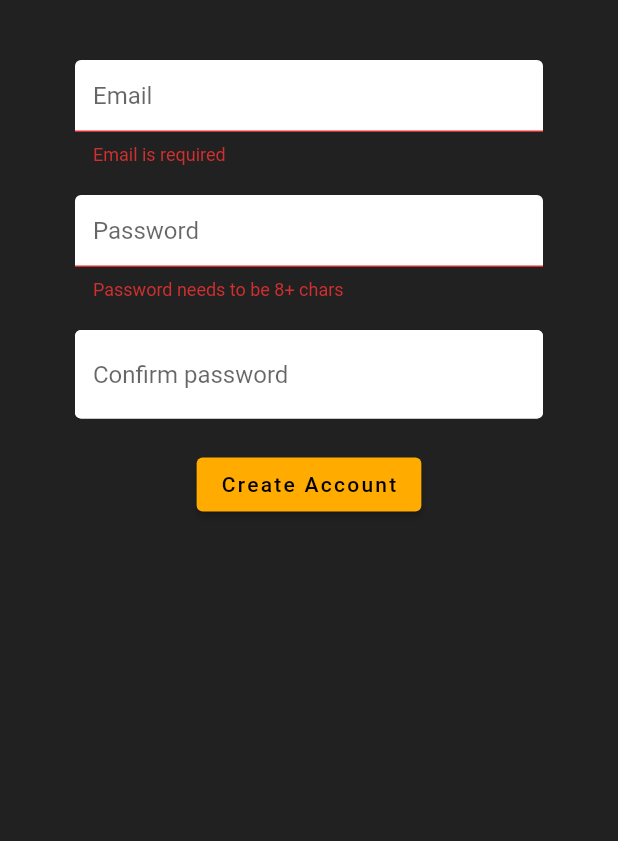
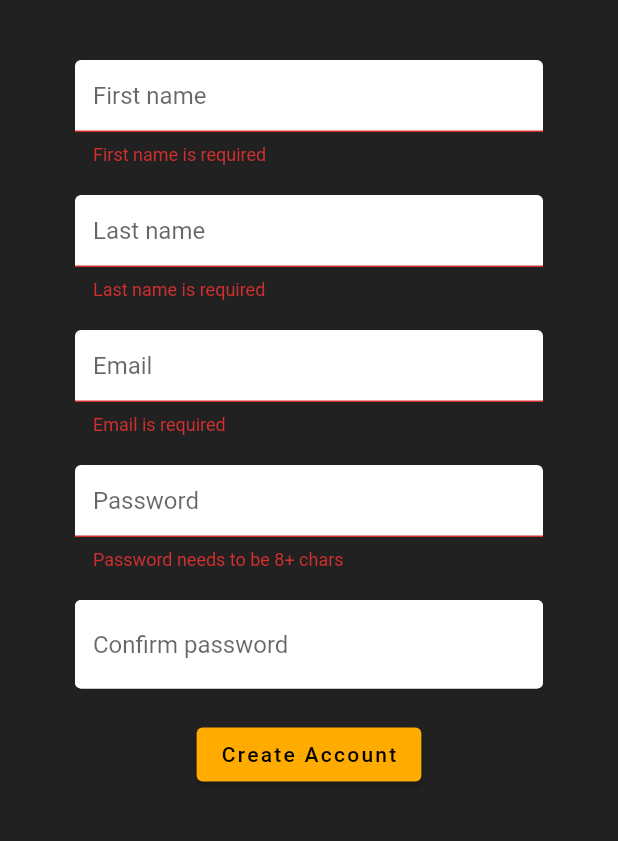
Before and after one commit to Kindlewing/Order-Request, a Flutter app: the screen it shows after launch, after a tap on "Log in", after a tap on "Register", after a tap on "Create Account", on a phone screen of 412 x 824 dp, the part 84-925 px from its top. Run offline on Flutter 3.47's test engine with Material 2 defaults, Android fonts, the phone set to English and light mode, and no system bars; our stand-ins replace firebase_auth, firebase_core; accounts and stored records are empty; network calls fail.

Commit message:
Got user post requests working

```diff
--- a/order_request_ui/lib/Models/RequestUser.dart
+++ b/order_request_ui/lib/Models/RequestUser.dart
@@ -10,4 +10,11 @@ class RequestUser {
     this.lastName,
     this.email,
   });
+
+  Map<String, dynamic> toJson() => {
+    'userId': uid,
+    'firstName': firstName,
+    'lastName': lastName,
+    'email': email,
+  };
 }
--- a/order_request_ui/lib/Screens/register.dart
+++ b/order_request_ui/lib/Screens/register.dart
@@ -16,6 +16,8 @@ class _RegisterState extends State<Register> {
 
   String _email = '';
   String _password = '';
+  String _firstName = '';
+  String _lastName = '';
   String _error = '';
 
   @override
@@ -49,6 +51,22 @@ class _RegisterState extends State<Register> {
                 children: <Widget>[
                   SizedBox(height: 20.0),
                   TextFormField(
+                      validator: (value) => value!.isEmpty ? 'First name is required' : null,
+                      decoration: textInputDecoration.copyWith(hintText: 'First name'),
+                      onChanged: (value) {
+                        setState(() => _firstName = value);
+                      }
+                  ),
+                  SizedBox(height: 20.0),
+                  TextFormField(
+                      validator: (value) => value!.isEmpty ? 'Last name is required' : null,
+                      decoration: textInputDecoration.copyWith(hintText: 'Last name'),
+                      onChanged: (value) {
+                        setState(() => _lastName = value);
+                      }
+                  ),
+                  SizedBox(height: 20.0),
+                  TextFormField(
                       validator: (value) => value!.isEmpty ? 'Email is required' : null,
                       decoration: textInputDecoration.copyWith(hintText: 'Email'),
                       onChanged: (value) {
@@ -74,7 +92,12 @@ class _RegisterState extends State<Register> {
                   ElevatedButton(
                     onPressed: () async {
                       if(_formKey.currentState!.validate()) {
-                        dynamic result = await _auth.register(_email.trim(), _password.trim());
+                        dynamic result = await _auth.register(
+                            _firstName.trim(),
+                            _lastName.trim(),
+                            _email.trim(),
+                            _password.trim()
+                        );
                         if(result == null) {
                           setState(() => _error = 'Please supply valid credentials');
                         }
--- a/order_request_ui/lib/Services/database.dart
+++ b/order_request_ui/lib/Services/database.dart
@@ -30,10 +30,11 @@ class Database {
 
   Future<Response> addUser(RequestUser userToAdd) {
     return post(
-      Uri.parse('https://10.0.2.2:5001/api/adduser'),
+      Uri.parse('https://10.0.2.2:5001/api/user/adduser'),
       headers: <String, String> {
         'Content-Type': 'application/json; charset=UTF-8',
-      }
+      },
+      body: jsonEncode(userToAdd)
     );
   }
 }
```
Also changed, not shown: order_request_ui/lib/Services/authenticator.dart (+11 -1 lines), 7 other files.
